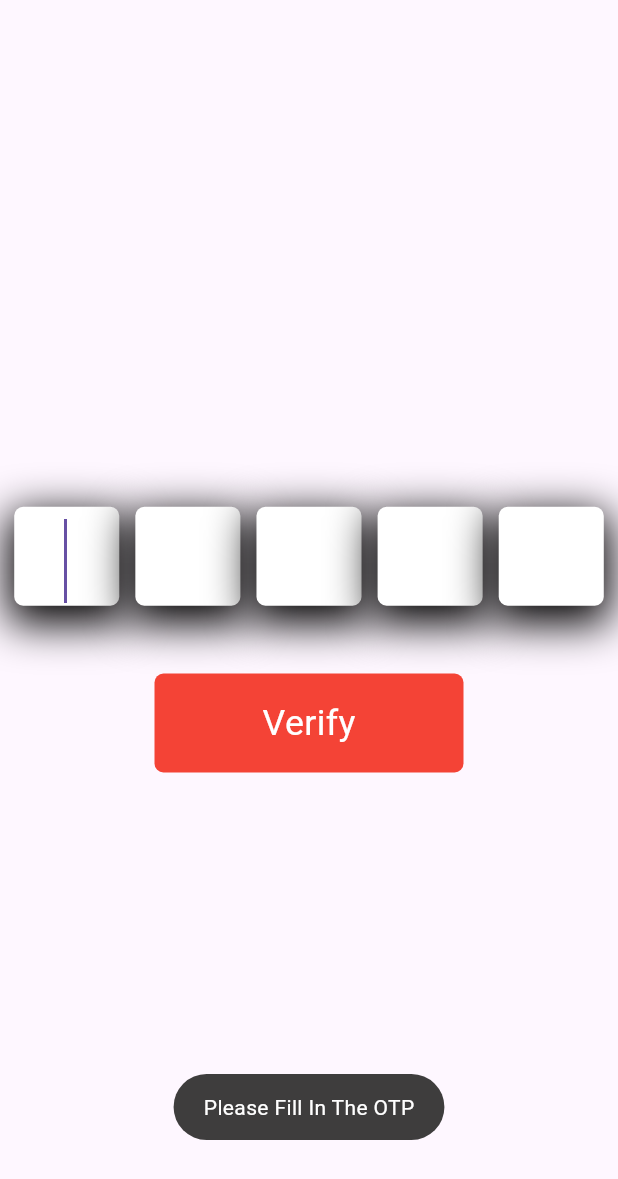
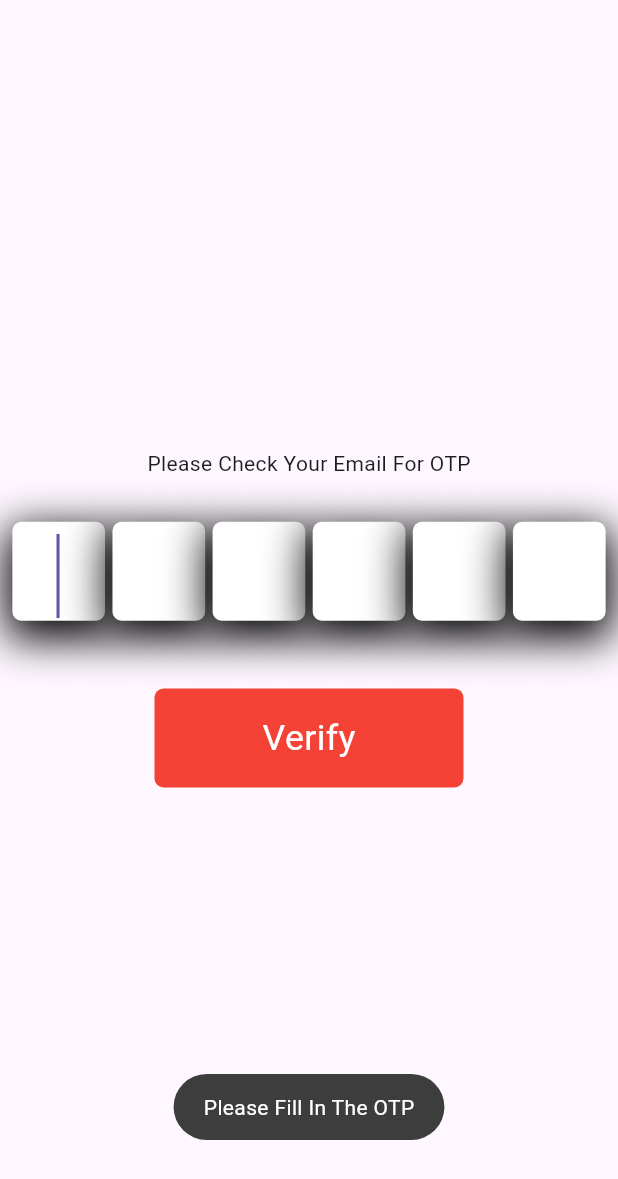
Before and after one commit to axelrod69/WebArt-Assignment, a Flutter app: the EmailVerifyPage screen opened by its route, after a tap on "Verify", on a phone screen of 412 x 824 dp. Shown: the top 1179 px of the screen. Run offline on Flutter 3.47's test engine with Material 3 defaults, Android fonts, the phone set to English and light mode, and no system bars; our stand-ins replace flutter_riverpod, fluttertoast, freezed_annotation, responsive_sizer.

Commit message:
first commit

```diff
--- a/lib/const/apiUrl.dart
+++ b/lib/const/apiUrl.dart
@@ -1,3 +1,7 @@
 class ApiUrl {
-  // static const baseUrl = '';
+  static const baseUrl = 'https://imboxo.webartechnology.com/api/';
+
+  static const register = 'register';
+  static const login = 'login';
+  static const emailVerify = 'email/verify';
 }
--- a/lib/features/emailVerifyPage/application/emailVerifyNotifier.dart
+++ b/lib/features/emailVerifyPage/application/emailVerifyNotifier.dart
@@ -1,5 +1,10 @@
+import 'dart:convert';
+
 import 'package:flutter/material.dart';
 import 'package:flutter_riverpod/flutter_riverpod.dart';
+import 'package:webart_assignment/const/apiUrl.dart';
+import 'package:webart_assignment/features/emailVerifyPage/domain/emailVerifyErrorModel.dart';
+import 'package:webart_assignment/features/emailVerifyPage/domain/emailVerifyModel.dart';
 import 'package:webart_assignment/utils/widgets/alert.dart';
 import '../../../network/networkApi.dart';
 import '../../../routes/routeNames.dart';
@@ -13,40 +18,62 @@ class EmailVerifyNotifier extends StateNotifier<EmailVerifyState> {
   TextEditingController three = TextEditingController();
   TextEditingController four = TextEditingController();
   TextEditingController five = TextEditingController();
+  TextEditingController six = TextEditingController();
+
+  final FocusNode twoFocus = FocusNode();
+  final FocusNode threeFocus = FocusNode();
+  final FocusNode fourFocus = FocusNode();
+  final FocusNode fiveFocus = FocusNode();
+  final FocusNode sixFocus = FocusNode();
 
   NetworkApi networkApi = NetworkApi();
 
-  Future<void> verifyOtp(BuildContext context) async {
-    state = state.copyWith(isLoading: true);
-
+  Future<void> verifyOtp(
+      {required BuildContext context, required String email}) async {
     if (one.text.isEmpty &&
         two.text.isEmpty &&
         three.text.isEmpty &&
         four.text.isEmpty &&
-        five.text.isEmpty) {
+        five.text.isEmpty &&
+        six.text.isEmpty) {
+      showToastMessage(message: 'Please Fill In The OTP');
+    } else {
+      // Navigator.pushReplacementNamed(context, RouteNames.signInPage);
+
       state = state.copyWith(isLoading: false);
 
-      showToastMessage(message: 'Please Fill In The OTP');
-    } else {
-      Navigator.pushReplacementNamed(context, RouteNames.signInPage);
+      String otp =
+          one.text + two.text + three.text + four.text + five.text + six.text;
 
-      // String otp = one.text + two.text + three.text + four.text + five.text;
+      var response = await networkApi.postRequest(
+          url: '${ApiUrl.baseUrl}${ApiUrl.emailVerify}',
+          body: {'email': email, 'otp': otp});
 
-      // var response = await networkApi.postRequest(url: url, body: body);
+      if (response.statusCode == 200) {
+        Map<String, dynamic> jsonResponse = json.decode(response.body);
 
-      // if (response.statusCode == 200) {
-      // state = state.copyWith(isLoading: false);
+        state = state.copyWith(
+            emailVerifyModel: EmailVerifyModel.fromJson(jsonResponse));
 
-      //   if (response['statusCode'] == 200) {
-      //     Navigator.pushReplacementNamed(context, RouteNames.signInPage);
-      //   } else {
-      //     showToastMessage(message: 'An Error Occured');
-      //   }
-      // } else {
-      // state = state.copyWith(isLoading: false);
+        if (state.emailVerifyModel!.statusCode == 200) {
+          state = state.copyWith(
+              isLoading: true,
+              emailVerifyModel: EmailVerifyModel.fromJson(jsonResponse));
+          Navigator.pushReplacementNamed(context, RouteNames.signInPage);
+          showToastMessage(message: state.emailVerifyModel!.message.toString());
+        } else {
+          state = state.copyWith(
+              isLoading: true,
+              emailVerifyErrorModel:
+                  EmailVerifyErrorModel.fromJson(jsonResponse));
+          showToastMessage(
+              message: state.emailVerifyErrorModel!.message.toString());
+        }
+      } else {
+        state = state.copyWith(isLoading: true);
 
-      //   showToastMessage(message: 'An Error Occured');
-      // }
+        showToastMessage(message: 'An Error Occured');
+      }
     }
   }
 }
--- a/lib/features/emailVerifyPage/application/emailVerifyState.dart
+++ b/lib/features/emailVerifyPage/application/emailVerifyState.dart
@@ -1,11 +1,15 @@
 import 'package:freezed_annotation/freezed_annotation.dart';
+import '../domain/emailVerifyModel.dart';
+import '../domain/emailVerifyErrorModel.dart';
 
 part 'emailVerifyState.freezed.dart';
 
 @freezed
 class EmailVerifyState with _$EmailVerifyState {
   const factory EmailVerifyState({
-    @Default(true) bool isLoading
+    @Default(true) bool isLoading,
+    @Default(EmailVerifyModel()) EmailVerifyModel? emailVerifyModel,
+    @Default(EmailVerifyErrorModel()) EmailVerifyErrorModel? emailVerifyErrorModel
   }) = _EmailVerifyState;
 
   const EmailVerifyState._();
--- a/lib/features/emailVerifyPage/presentation/emailVerifyPage.dart
+++ b/lib/features/emailVerifyPage/presentation/emailVerifyPage.dart
@@ -3,6 +3,7 @@ import 'package:flutter_riverpod/flutter_riverpod.dart';
 import 'package:responsive_sizer/responsive_sizer.dart';
 import 'package:webart_assignment/const/styles/appColors.dart';
 import 'package:webart_assignment/features/emailVerifyPage/application/emailVerifyNotifier.dart';
+import 'package:webart_assignment/features/signUpPage/application/signUpNotifier.dart';
 import 'package:webart_assignment/utils/widgets/button.dart';
 
 import '../../../utils/widgets/otpBox.dart';
@@ -12,6 +13,7 @@ class EmailVerifyPage extends ConsumerWidget {
   Widget build(BuildContext context, WidgetRef ref) {
     final emailVerifyState = ref.watch(emailVerify);
     final emailVerifyNotifier = ref.watch(emailVerify.notifier);
+    final email = ref.watch(signUp.notifier);
 
     // TODO: implement build
     return Scaffold(
@@ -20,6 +22,7 @@ class EmailVerifyPage extends ConsumerWidget {
           mainAxisAlignment: MainAxisAlignment.center,
           crossAxisAlignment: CrossAxisAlignment.center,
           children: [
+            const Text('Please Check Your Email For OTP'),
             Container(
               width: double.infinity,
               height: 15.h,
@@ -28,20 +31,26 @@ class EmailVerifyPage extends ConsumerWidget {
               child: Row(
                 mainAxisAlignment: MainAxisAlignment.spaceEvenly,
                 children: [
-                  OtpBox(otp: emailVerifyNotifier.one),
-                  SizedBox(width: 2.w),
-                  OtpBox(otp: emailVerifyNotifier.two),
-                  SizedBox(width: 2.w),
-                  OtpBox(otp: emailVerifyNotifier.three),
-                  SizedBox(width: 2.w),
-                  OtpBox(otp: emailVerifyNotifier.four),
-                  SizedBox(width: 2.w),
-                  OtpBox(otp: emailVerifyNotifier.five)
+                  OtpBox(otp: emailVerifyNotifier.one, nextFocusNode: emailVerifyNotifier.twoFocus),
+                  SizedBox(width: 1.2.w),
+                  OtpBox(otp: emailVerifyNotifier.two, nextFocusNode: emailVerifyNotifier.threeFocus),
+                  SizedBox(width: 1.2.w),
+                  OtpBox(otp: emailVerifyNotifier.three, nextFocusNode: emailVerifyNotifier.fourFocus),
+                  SizedBox(width: 1.2.w),
+                  OtpBox(otp: emailVerifyNotifier.four, nextFocusNode: emailVerifyNotifier.fiveFocus),
+                  SizedBox(width: 1.2.w),
+                  OtpBox(otp: emailVerifyNotifier.five, nextFocusNode: emailVerifyNotifier.sixFocus),
+                  SizedBox(width: 1.2.w),
+                  OtpBox(otp: emailVerifyNotifier.six),
                 ],
               ),
             ),
             SizedBox(height: 2.h),
-            Button(function: () => emailVerifyNotifier.verifyOtp(context), title: 'Verify')
+            Button(
+                function: () => emailVerifyNotifier.verifyOtp(
+                    context: context, email: email.emailController.text),
+                title: 'Verify',
+                isLoading: emailVerifyState.isLoading)
           ],
         ),
       ),
--- a/lib/features/signInPage/application/signInState.dart
+++ b/lib/features/signInPage/application/signInState.dart
@@ -1,11 +1,15 @@
 import 'package:freezed_annotation/freezed_annotation.dart';
+import '../domain/signInModel.dart';
+import '../domain/signInErrorModel.dart';
 
 part 'signInState.freezed.dart';
 
 @freezed
 class SignInState with _$SignInState {
   const factory SignInState({
-    @Default(true) bool isLoading
+    @Default(true) bool isLoading,
+    @Default(SignInModel()) SignInModel? signInModel,
+    @Default(SignInErrorModel()) SignInErrorModel? signInErrorModel
   }) = _SignInState;
 
   const SignInState._();
--- a/lib/features/signInPage/presentation/signInPage.dart
+++ b/lib/features/signInPage/presentation/signInPage.dart
@@ -29,7 +29,10 @@ class SignInPage extends ConsumerWidget {
                 controller: signInNotifier.passwordController,
                 label: 'Password',
               ),
-              Button(function: () {}, title: 'Sign In')
+              Button(
+                  function: () => signInNotifier.signIn(context: context),
+                  title: 'Sign In',
+                  isLoading: signInState.isLoading)
             ],
           ),
         ),
--- a/lib/features/signUpPage/application/signUpState.dart
+++ b/lib/features/signUpPage/application/signUpState.dart
@@ -1,5 +1,7 @@
 import 'package:flutter/material.dart';
 import 'package:freezed_annotation/freezed_annotation.dart';
+import '../domain/signUpModel.dart';
+import '../domain/signUpErrorModel.dart';
 
 part 'signUpState.freezed.dart';
 
@@ -7,7 +9,8 @@ part 'signUpState.freezed.dart';
 class SignUpState with _$SignUpState {
   const factory SignUpState({
     @Default(true) bool isLoading,
-    @Default([]) List<dynamic> list
+    @Default(SignUpModel()) SignUpModel? signUpModel,
+    @Default(SignUpErrorModel()) SignUpErrorModel? signUpErrorModel
   }) = _SignUpState;
 
   const SignUpState._();
--- a/lib/network/networkApi.dart
+++ b/lib/network/networkApi.dart
@@ -9,7 +9,7 @@ class NetworkApi {
           body: json.encode(body),
           headers: {'Content-Type': 'application/json'});
 
-      return json.decode(response.body);
+      return response;
     } catch (e) {
       return e.toString();
     }
--- a/lib/utils/widgets/button.dart
+++ b/lib/utils/widgets/button.dart
@@ -6,8 +6,10 @@ import 'package:webart_assignment/const/styles/appColors.dart';
 class Button extends ConsumerWidget {
   final VoidCallback function;
   final String title;
+  final bool isLoading;
 
-  Button({required this.function, required this.title});
+  Button(
+      {required this.function, required this.title, required this.isLoading});
 
   @override
   Widget build(BuildContext context, WidgetRef ref) {
@@ -18,11 +20,13 @@ class Button extends ConsumerWidget {
         width: 50.w,
         height: 8.h,
         decoration: BoxDecoration(
-          color: AppColors.buttonColor,
-          borderRadius: BorderRadius.circular(10.sp)
-        ),
+            color: AppColors.buttonColor,
+            borderRadius: BorderRadius.circular(10.sp)),
         child: Center(
-          child: Text(title, style: TextStyle(color: Colors.white, fontSize: 20.sp)),
+          child: isLoading
+              ? Text(title,
+                  style: TextStyle(color: Colors.white, fontSize: 20.sp))
+              : const CircularProgressIndicator(),
         ),
       ),
     );
--- a/lib/utils/widgets/otpBox.dart
+++ b/lib/utils/widgets/otpBox.dart
@@ -1,21 +1,19 @@
 import 'package:flutter/material.dart';
 import 'package:flutter_riverpod/flutter_riverpod.dart';
 import 'package:responsive_sizer/responsive_sizer.dart';
-
 import '../../const/styles/appColors.dart';
 
 class OtpBox extends ConsumerWidget {
   final TextEditingController otp;
+  final FocusNode? nextFocusNode;
 
-  OtpBox({required this.otp});
-
+  OtpBox({required this.otp, this.nextFocusNode});
 
   @override
   Widget build(BuildContext context, WidgetRef ref) {
-
     // TODO: implement build
     return Container(
-      width: 17.w,
+      width: 15.w,
       height: 8.h,
       decoration: BoxDecoration(
           color: AppColors.fieldColor,
@@ -32,9 +30,12 @@ class OtpBox extends ConsumerWidget {
         maxLength: 1,
         style: TextStyle(fontSize: 25.sp),
         decoration: const InputDecoration(
-              border: InputBorder.none,
-              counter: SizedBox.shrink()
-            ),
+            border: InputBorder.none, counter: SizedBox.shrink()),
+        onChanged: (value) {
+          if (value.isNotEmpty) {
+            nextFocusNode!.requestFocus();
+          }
+        },
       ),
     );
   }
```
Also changed, not shown: lib/features/emailVerifyPage/domain/emailVerifyErrorModel.dart (added, +16 -0 lines), lib/features/emailVerifyPage/domain/emailVerifyModel.dart (added, +16 -0 lines), lib/features/signInPage/application/signInNotifier.dart (+38 -19 lines), lib/features/signInPage/domain/signInErrorModel.dart (added, +16 -0 lines), lib/features/signInPage/domain/signInModel.dart (added, +34 -0 lines), lib/features/signUpPage/application/signUpNotifier.dart (+32 -14 lines), lib/features/signUpPage/domain/signUpErrorModel.dart (added, +16 -0 lines), lib/features/signUpPage/domain/signUpModel.dart (added, +32 -0 lines), lib/features/signUpPage/presentation/signUpPage.dart (+8 -4 lines), lib/features/emailVerifyPage/application/emailVerifyState.freezed.dart, lib/features/emailVerifyPage/domain/emailVerifyErrorModel.freezed.dart (added), lib/features/emailVerifyPage/domain/emailVerifyErrorModel.g.dart (added), lib/features/emailVerifyPage/domain/emailVerifyModel.freezed.dart (added), lib/features/emailVerifyPage/domain/emailVerifyModel.g.dart (added), 11 more files. Lines whose indentation alone changed are shown as unchanged.
